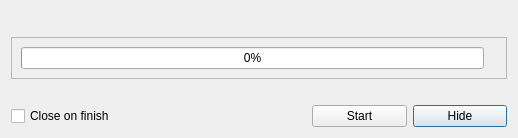
This is eiskaltdcpp/ui/UIHashProgressDialog.ui in eiskaltdcpp/eiskaltdcpp as Qt 5 draws it before an edit. The edited form follows.
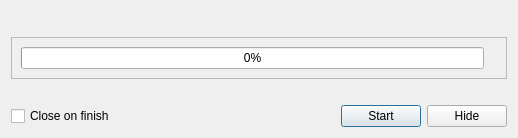
This is the edited form.

Patch:
```diff
--- a/eiskaltdcpp/ui/UIHashProgressDialog.ui
+++ b/eiskaltdcpp/ui/UIHashProgressDialog.ui
@@ -10,7 +10,7 @@
     <x>0</x>
     <y>0</y>
     <width>518</width>
-    <height>129</height>
+    <height>130</height>
    </rect>
   </property>
   <property name="contextMenuPolicy">
@@ -22,8 +22,39 @@
   <property name="modal">
    <bool>true</bool>
   </property>
-  <layout class="QGridLayout" name="gridLayout">
-   <item row="2" column="0" rowspan="2" colspan="5">
+  <layout class="QVBoxLayout" name="verticalLayout">
+   <item>
+    <layout class="QHBoxLayout" name="horizontalLayout">
+     <item>
+      <widget class="QLabel" name="stat">
+       <property name="text">
+        <string/>
+       </property>
+      </widget>
+     </item>
+     <item>
+      <widget class="QLabel" name="speed">
+       <property name="text">
+        <string/>
+       </property>
+      </widget>
+     </item>
+     <item>
+      <spacer name="horizontalSpacer_2">
+       <property name="orientation">
+        <enum>Qt::Horizontal</enum>
+       </property>
+       <property name="sizeHint" stdset="0">
+        <size>
+         <width>40</width>
+         <height>20</height>
+        </size>
+       </property>
+      </spacer>
+     </item>
+    </layout>
+   </item>
+   <item>
     <widget class="QFrame" name="frame_3">
      <property name="sizePolicy">
       <sizepolicy hsizetype="Expanding" vsizetype="Preferred">
@@ -64,60 +95,50 @@
      </layout>
     </widget>
    </item>
-   <item row="0" column="1">
-    <widget class="QLabel" name="speed">
-     <property name="text">
-      <string/>
-     </property>
-    </widget>
-   </item>
-   <item row="0" column="0">
-    <widget class="QLabel" name="stat">
-     <property name="text">
-      <string/>
-     </property>
-    </widget>
-   </item>
-   <item row="0" column="2" colspan="3">
-    <spacer name="horizontalSpacer_2">
-     <property name="orientation">
-      <enum>Qt::Horizontal</enum>
-     </property>
-     <property name="sizeHint" stdset="0">
-      <size>
-       <width>40</width>
-       <height>20</height>
-      </size>
-     </property>
-    </spacer>
-   </item>
-   <item row="5" column="4">
-    <widget class="QPushButton" name="pushButton_HIDE">
-     <property name="text">
-      <string>Hide</string>
-     </property>
-    </widget>
-   </item>
-   <item row="5" column="3">
-    <widget class="QPushButton" name="pushButton_START">
-     <property name="text">
-      <string>Start</string>
-     </property>
-    </widget>
-   </item>
-   <item row="4" column="0" colspan="5">
+   <item>
     <widget class="QLabel" name="file">
      <property name="text">
       <string/>
      </property>
     </widget>
    </item>
-   <item row="5" column="0" colspan="3">
-    <widget class="QCheckBox" name="checkBox">
-     <property name="text">
-      <string>Close on finish</string>
-     </property>
-    </widget>
+   <item>
+    <layout class="QHBoxLayout" name="horizontalLayout_2">
+     <item>
+      <widget class="QCheckBox" name="checkBox">
+       <property name="text">
+        <string>Close on finish</string>
+       </property>
+      </widget>
+     </item>
+     <item>
+      <spacer name="horizontalSpacer">
+       <property name="orientation">
+        <enum>Qt::Horizontal</enum>
+       </property>
+       <property name="sizeHint" stdset="0">
+        <size>
+         <width>40</width>
+         <height>20</height>
+        </size>
+       </property>
+      </spacer>
+     </item>
+     <item>
+      <widget class="QPushButton" name="pushButton_START">
+       <property name="text">
+        <string>Start</string>
+       </property>
+      </widget>
+     </item>
+     <item>
+      <widget class="QPushButton" name="pushButton_HIDE">
+       <property name="text">
+        <string>Hide</string>
+       </property>
+      </widget>
+     </item>
+    </layout>
    </item>
   </layout>
  </widget>
```
